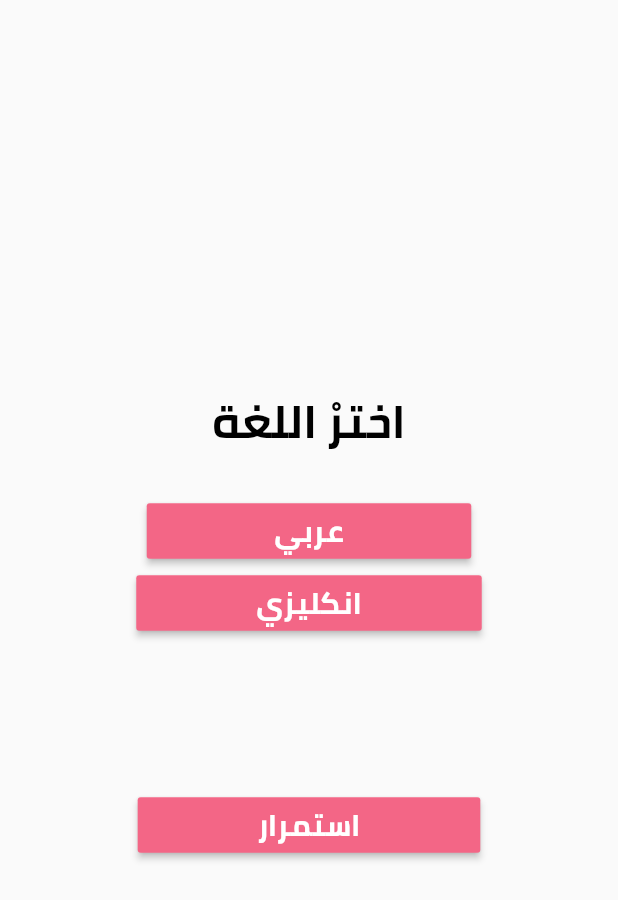
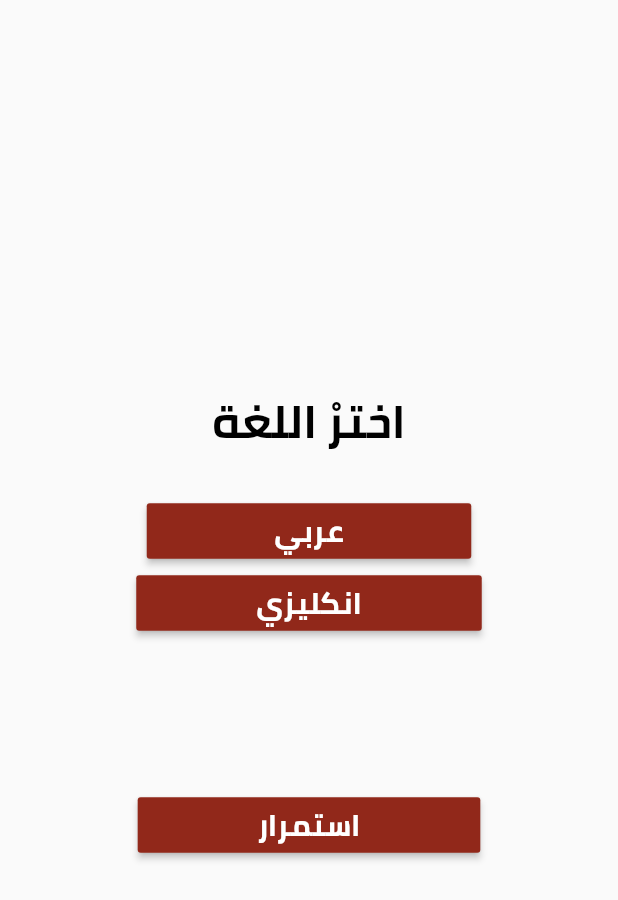
Before and after one commit to layaandibah/ecommrce_front_end, a Flutter app: the Language screen opened directly, after a tap on "Arabic", on a phone screen of 412 x 824 dp. Shown: the top 900 px of the screen. Run offline on Flutter 3.47's test engine with Material 2 defaults, Android fonts, the phone set to English and light mode, and no system bars; our stand-ins replace either_dart, firebase_core, firebase_messaging, flutter_otp_text_field, get, ionicons and 2 more; accounts and stored records are empty.

Commit message:
connect with homePageController

```diff
--- a/lib/applinks.dart
+++ b/lib/applinks.dart
@@ -1,7 +1,7 @@
 class AppLinks{
 
 
-  static const String serverlink="http://192.168.173.9/ecommerce_back_end";
+  static const String serverlink="http://192.168.185.9/ecommerce_back_end";
 
   //test
   static const String testlink="$serverlink/test.php";
--- a/lib/core/constant/color.dart
+++ b/lib/core/constant/color.dart
@@ -5,11 +5,8 @@ class AppColor{
   // static const Color primarycolor=Color(0xff5DB1DF);
    static const Color black=Color(0xff000000);
    static const Color white=Color(0xffffffff);
-   static const Color primarycolor=Color(0xfff36686);
+   static const Color primarycolor=Color(0xff91281a);
    static const Color wightpurble=Color(0xfff8f9fd);
-   //home colors.....................
-   static const Color appBarColor=Color(0xff91281a);
-   static const Color searchColor=Color(0xff642018);
 
 
 
--- a/lib/view/screen/home_screen.dart
+++ b/lib/view/screen/home_screen.dart
@@ -1,4 +1,5 @@
 import 'package:ecommerce/controller/homepage_controller.dart';
+import 'package:ecommerce/core/class/handlingdataview.dart';
 import 'package:ecommerce/core/constant/color.dart';
 import 'package:ecommerce/core/constant/imageasset.dart';
 import 'package:ecommerce/core/constant/routes.dart';
@@ -18,21 +19,33 @@ class HomePage extends StatelessWidget {
     HomePageControllerImp controller = Get.put(HomePageControllerImp());
     int? lbp = 1;
     int? usd = 42567;
-    return Scaffold(
+    return SafeArea(
+      child: GetBuilder<HomePageControllerImp>(
+        builder: (controller)=>HandlingDataView(statusrequest:controller.statusrequest, widget:Scaffold(
           floatingActionButtonLocation: FloatingActionButtonLocation.miniEndFloat,
           floatingActionButton: CustomFloatingActionButtonCoin(),
           appBar: AppBar(
-
             primary: true,
+            leading: Builder(
+                builder: (context) {
+                  return Padding(
+                    padding: const EdgeInsets.only(top: 25),
+                    child: IconButton(icon:const Icon(Icons.notes,),onPressed: ()=>Scaffold.of(context).openDrawer(),),
+                  );
+                }
+            ),
             backgroundColor: AppColor.primarycolor,
             actions: [
               InkWell(
                   onTap: () {
                     Get.offNamed(AppRoutes.successsignup);
                   },
-                child: CustomAppBarCartBox(count: 5))
+                  child: CustomAppBarCartBox(count: 10))
             ],
-          title: Text("ecommerce"),
+            title:const Padding(
+              padding:EdgeInsets.only(top: 25),
+              child: Text("ecommerce"),
+            ),
             centerTitle: true,
 
             bottom: PreferredSize(
@@ -82,6 +95,8 @@ class HomePage extends StatelessWidget {
             ),
           ),
           drawer: CustomDrawer(),
+        )),
+      ),
     );
   }
 }
--- a/lib/view/widget/appbar/customappbar_cart.dart
+++ b/lib/view/widget/appbar/customappbar_cart.dart
@@ -24,22 +24,24 @@ class CustomAppBarCartBox extends StatelessWidget {
             color: AppColor.primarycolor,
             size: 30,
           ),
-          Center(
-            child: Container(
+          Container(
               alignment: Alignment.center,
-              height: 20,
-              width: 20,
+              height: 25,
+              width: 25,
               decoration: BoxDecoration(
                   color: AppColor.primarycolor,
                   borderRadius: BorderRadius.circular(20)),
-              child: Text("$count",
-                style: TextStyle(
-                  color: Colors.white,
-                  fontSize: 10,
+              child: Center(
+                child: Text("$count",
+                  style: TextStyle(
+                    height: 0,
+                    color: Colors.white,
+                    fontSize: 12,
+                  ),
                 ),
               ),
             ),
-          ),
+
         ],
       ),
     );
--- a/lib/view/widget/floatingactionbutton/customfloatingactionbuttoncoin.dart
+++ b/lib/view/widget/floatingactionbutton/customfloatingactionbuttoncoin.dart
@@ -10,7 +10,10 @@ class CustomFloatingActionButtonCoin extends StatelessWidget {
   Widget build(BuildContext context) {
     return Padding(
       padding: const EdgeInsets.only(bottom: 10,right: 7),
+      child: SizedBox(
+        height: 25,
         child: FloatingActionButton.extended(
+
           extendedPadding:const EdgeInsets.symmetric(horizontal:5,vertical:double.minPositive),
           onPressed: null,
           backgroundColor: AppColor.primarycolor,
@@ -18,6 +21,7 @@ class CustomFloatingActionButtonCoin extends StatelessWidget {
               borderRadius: BorderRadius.circular(10)),
           label:  Text("$usd USD=$lbp LBP",style:const TextStyle(fontSize: 10,fontWeight: FontWeight.bold),),
         ),
+      ),
     );
   }
 }
--- a/lib/view/widget/homepage/customdrawer.dart
+++ b/lib/view/widget/homepage/customdrawer.dart
@@ -2,7 +2,7 @@ import 'package:ecommerce/core/constant/color.dart';
 import 'package:flutter/material.dart';
 
 class CustomDrawer extends StatelessWidget {
-  const CustomDrawer({Key? key}) : super(key: key);
+  CustomDrawer({Key? key}) : super(key: key);
 
   @override
   Widget build(BuildContext context) {
```
Lines whose indentation alone changed are shown as unchanged.
